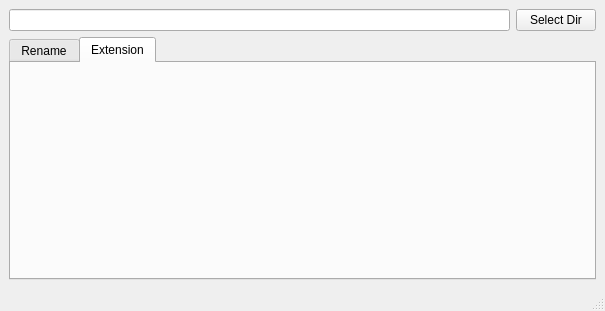
Qt form mainwindow.ui (keygenqt/AssistantQt) before a commit.
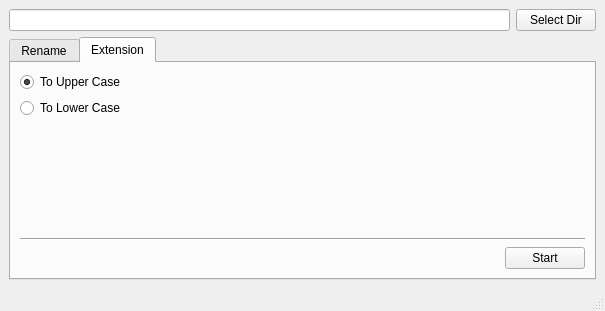
The same form after that commit. The open tabs and pages were chosen to show the change.

The edit to the form file:
```diff
--- a/mainwindow.ui
+++ b/mainwindow.ui
@@ -145,9 +145,71 @@
          </layout>
         </widget>
         <widget class="QWidget" name="tab_2">
+         <property name="enabled">
+          <bool>true</bool>
+         </property>
          <attribute name="title">
           <string>Extension</string>
          </attribute>
+         <layout class="QGridLayout" name="gridLayout_4">
+          <item row="0" column="0">
+           <widget class="QRadioButton" name="radioButton">
+            <property name="text">
+             <string>To Upper Case</string>
+            </property>
+            <property name="checked">
+             <bool>true</bool>
+            </property>
+           </widget>
+          </item>
+          <item row="4" column="1">
+           <widget class="QPushButton" name="pushButton_3">
+            <property name="text">
+             <string>Start</string>
+            </property>
+           </widget>
+          </item>
+          <item row="3" column="0" colspan="2">
+           <widget class="Line" name="line_2">
+            <property name="orientation">
+             <enum>Qt::Horizontal</enum>
+            </property>
+           </widget>
+          </item>
+          <item row="1" column="0">
+           <widget class="QRadioButton" name="radioButton_2">
+            <property name="text">
+             <string>To Lower Case</string>
+            </property>
+           </widget>
+          </item>
+          <item row="4" column="0">
+           <spacer name="horizontalSpacer_2">
+            <property name="orientation">
+             <enum>Qt::Horizontal</enum>
+            </property>
+            <property name="sizeHint" stdset="0">
+             <size>
+              <width>40</width>
+              <height>20</height>
+             </size>
+            </property>
+           </spacer>
+          </item>
+          <item row="2" column="0">
+           <spacer name="verticalSpacer">
+            <property name="orientation">
+             <enum>Qt::Vertical</enum>
+            </property>
+            <property name="sizeHint" stdset="0">
+             <size>
+              <width>20</width>
+              <height>40</height>
+             </size>
+            </property>
+           </spacer>
+          </item>
+         </layout>
         </widget>
        </widget>
       </item>
```
